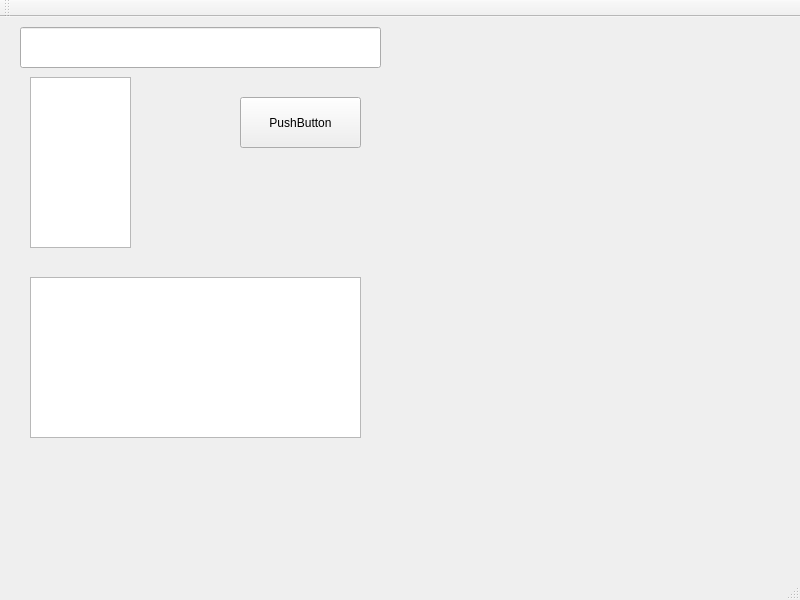
This is mainwindow.ui in AngLoong/test11 as Qt 5 draws it before an edit. The edited form follows.
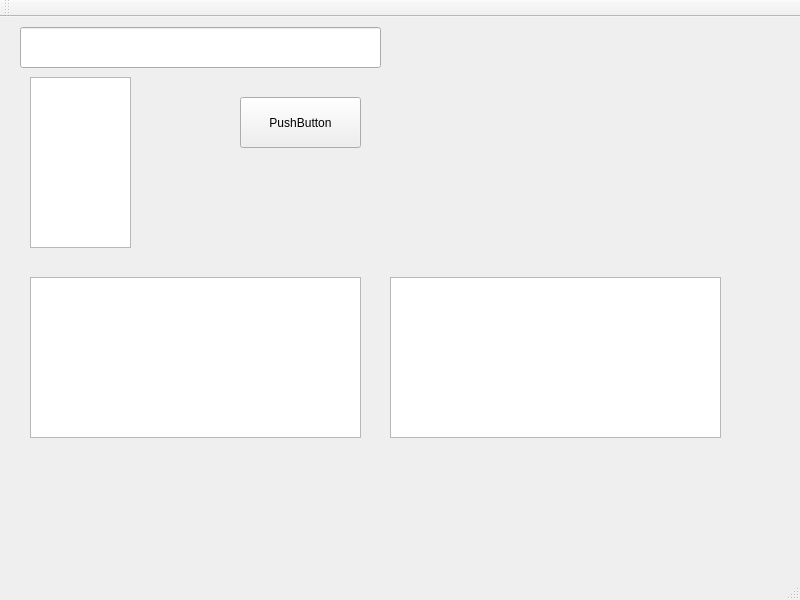
This is the edited form.

The edit to the form file:
```diff
--- a/mainwindow.ui
+++ b/mainwindow.ui
@@ -57,6 +57,16 @@
      </rect>
     </property>
    </widget>
+   <widget class="QTextBrowser" name="textBrowser_2">
+    <property name="geometry">
+     <rect>
+      <x>390</x>
+      <y>260</y>
+      <width>331</width>
+      <height>161</height>
+     </rect>
+    </property>
+   </widget>
   </widget>
   <widget class="QMenuBar" name="menuBar">
    <property name="geometry">
```
